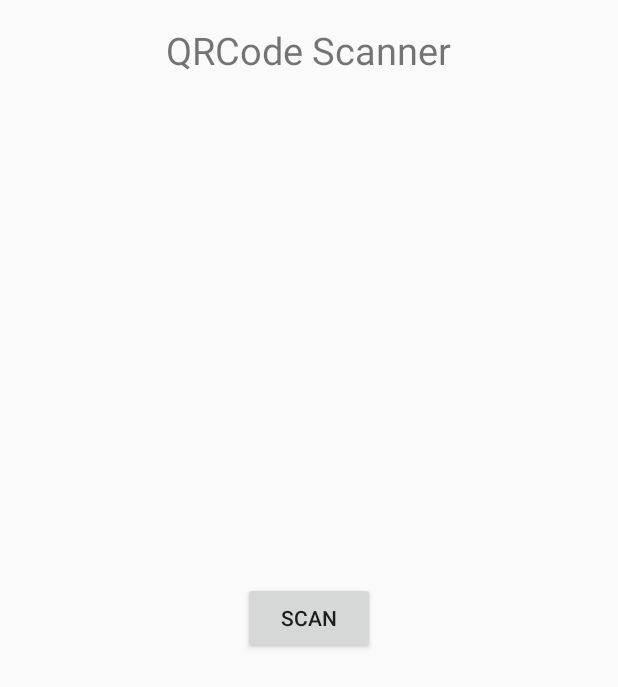
After one commit to KevinAndrey96/YoApp, an Android app: the layout scann.xml on its own in the app's theme, with its tools: preview values and no code run, on a phone screen of 412 x 824 dp. The commit adds this screen. Shown: the top 687 px of the screen. Run offline under Robolectric (Android 15) with nearby library versions, the phone set to English and light mode, and no system bars; Roboto replaces fonts that are not available here.

Commit message:
scan qr err

```diff
--- /dev/null
+++ b/app/src/main/res/layout/scann.xml
@@ -0,0 +1,25 @@
+<?xml version="1.0" encoding="utf-8"?>
+<RelativeLayout xmlns:android="http://schemas.android.com/apk/res/android"
+    xmlns:tools="http://schemas.android.com/tools"
+    android:layout_width="match_parent"
+    android:layout_height="match_parent"
+    android:paddingBottom="@dimen/activity_vertical_margin"
+    android:paddingLeft="@dimen/activity_horizontal_margin"
+    android:paddingRight="@dimen/activity_horizontal_margin"
+    android:paddingTop="@dimen/activity_vertical_margin"
+    tools:context=".Scanner">
+
+    <TextView
+        android:layout_width="wrap_content"
+        android:layout_height="wrap_content"
+        android:text="QRCode Scanner"
+        android:textSize="25dp"
+        android:layout_centerHorizontal="true"/>
+    <Button
+        android:layout_width="wrap_content"
+        android:layout_height="wrap_content"
+        android:layout_centerHorizontal="true"
+        android:layout_centerVertical="true"
+        android:text="SCAN"
+        android:id="@+id/scan_btn"/>
+</RelativeLayout>
--- a/app/src/main/res/values/strings.xml
+++ b/app/src/main/res/values/strings.xml
@@ -60,6 +60,7 @@
     <string name="welcome">Welcome</string>
     <string name="avalaible_money">Avalaible money:</string>
     <string name="title_activity_stores" translatable="false">Map</string>
+    <string name="next" translatable="false">Next</string>
 
 
 </resources>
```
Also changed, not shown: app/src/main/java/com/trantec/yo/Scanner.kt (added, +15 -0 lines), app/src/main/java/com/trantec/yo/ScannerQR.kt (added, +20 -0 lines), app/src/main/java/com/trantec/yo/ScannerQRSuccess.kt (added, +42 -0 lines), app/src/main/java/com/trantec/yo/Stores.kt (+13 -5 lines), app/src/main/res/layout/scanner_qr.xml (added, +82 -0 lines), app/src/main/res/layout/scanner_qr_success.xml (added, +82 -0 lines), 1 other file.
